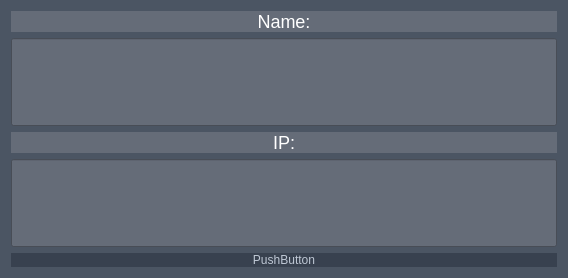
Old version of the form registrationmodal.ui in the repository adsfasdfdsf/client.
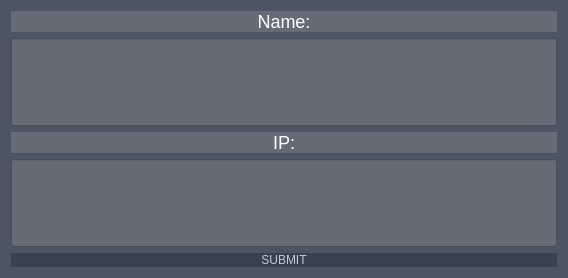
New version of the form.

The edit to the form file:
```diff
--- a/registrationmodal.ui
+++ b/registrationmodal.ui
@@ -107,7 +107,7 @@
       <string notr="true">QPushButton { background-color: #38414f; border: none; color: #bec7d4;}</string>
      </property>
      <property name="text">
-      <string>PushButton</string>
+      <string>SUBMIT</string>
      </property>
     </widget>
    </item>
```
